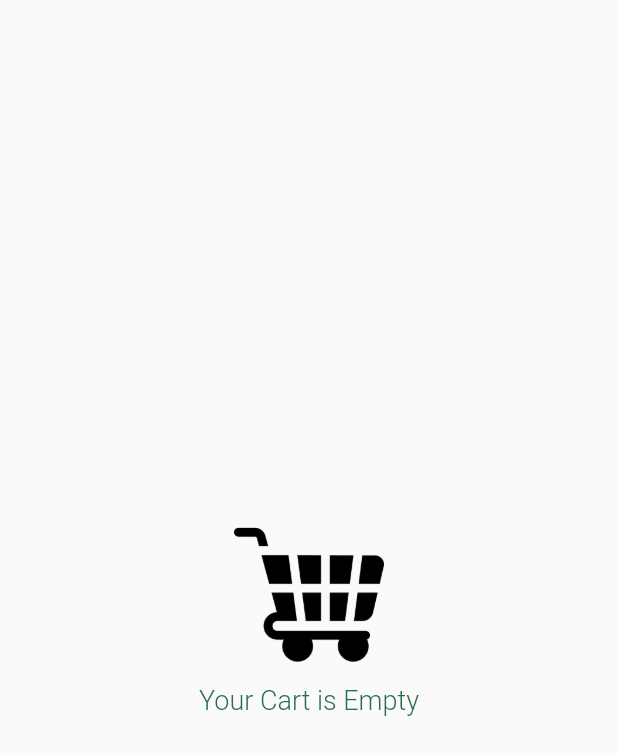
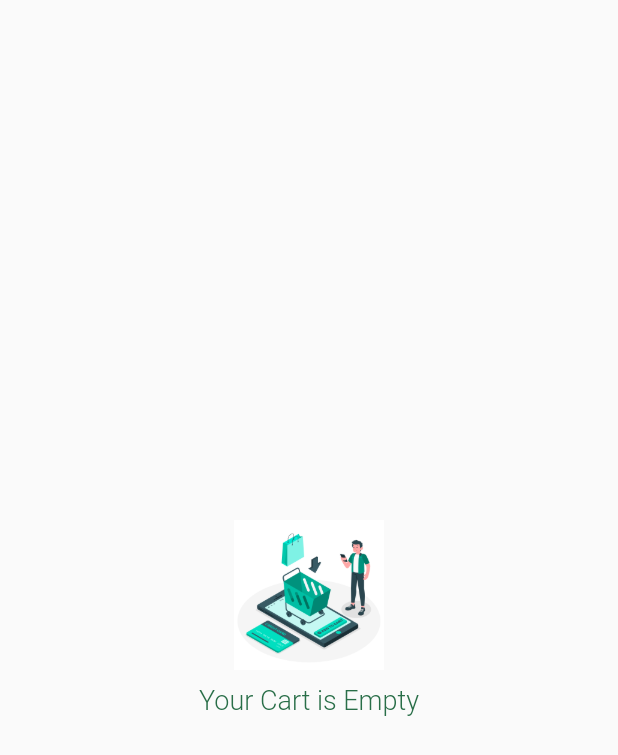
Before and after one commit to Musafar-Ahmd/project_plantapp, a Flutter app: the CartPage screen opened directly with empty values, on a phone screen of 412 x 824 dp. Shown: the top 755 px of the screen. Run offline on Flutter 3.47's test engine with Material 2 defaults, Android fonts, the phone set to English and light mode, and no system bars; our stand-ins replace animated_bottom_navigation_bar, page_transition.

Commit message:
Initial commit

```diff
--- a/lib/models/plants.dart
+++ b/lib/models/plants.dart
@@ -43,6 +43,22 @@ class Plant {
         'This plant is one of the best plant. It grows in most of the regions in the world and can survive'
             'even the harshest weather condition.',
         isSelected: false),
+    Plant(
+        plantId: 1,
+        price: 11,
+        category: 'Outdoor',
+        plantName: 'Julia',
+        size: 'Medium',
+        rating: 4.8,
+        humidity: 56,
+        temperature: '19 - 22',
+        imageURL: 'assets/images/julia.png',
+        isFavorated: false,
+        decription:
+        'This plant is one of the best plant. It grows in most of the regions in the world and can survive'
+            'even the harshest weather condition.',
+        isSelected: false),
+
     Plant(
         plantId: 1,
         price: 11,
--- a/lib/ui/screens/cart_page.dart
+++ b/lib/ui/screens/cart_page.dart
@@ -24,7 +24,7 @@ class _CartPageState extends State<CartPage> {
           children: [
             SizedBox(
               height: 100,
-              child: Image.asset('assets/images/shopping-cart.png'),
+              child: Image.asset('assets/images/cart.png'),
             ),
             const SizedBox(
               height: 10,
```
Also changed, not shown: assets/images/cart.png (added), assets/images/profile1.png (added), lib/ui/screens/profile_page.dart (indentation only), 3 other files.
